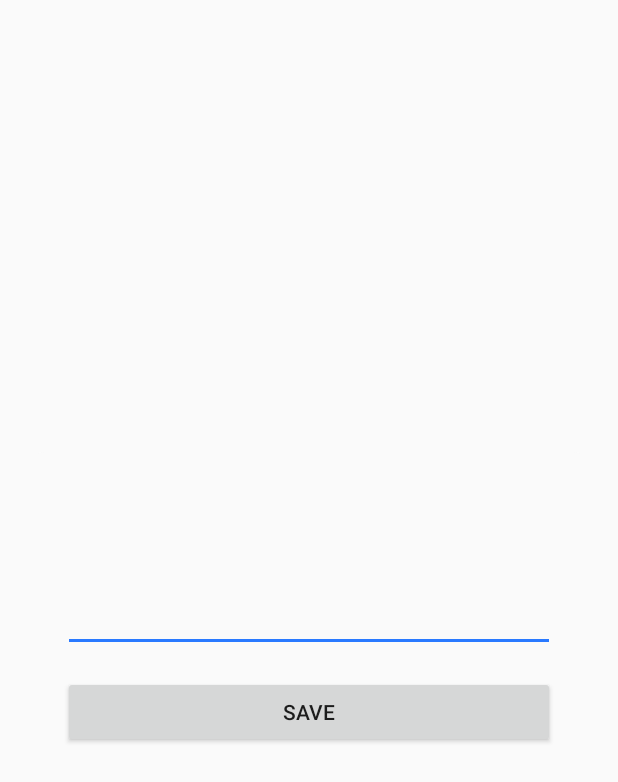
After one commit to captain82/JustBlockIt, an Android app: the layout activity_add_contact.xml on its own in the app's theme, with its tools: preview values and no code run, on a phone screen of 412 x 824 dp. The commit adds this screen. Shown: the top 782 px of the screen. Run offline under Robolectric (Android 15) with nearby library versions, the phone set to English and light mode, and no system bars.

Commit message:
Add Contact Dialog added and Contact Entity made.

```diff
--- a/app/src/main/java/com/example/blocked/IncomingCallReceiver.kt
+++ b/app/src/main/java/com/example/blocked/IncomingCallReceiver.kt
@@ -11,6 +11,8 @@ import java.lang.Exception
 
 class IncomingCallReceiver:BroadcastReceiver() {
     @SuppressLint("SoonBlockedPrivateApi")
+
+    val numbersList = listOf<String>("+919955318772" , "+919123485172","+919353888768")
     override fun onReceive(context: Context?, intent: Intent?) {
 
         var telephonyService: ITelephony
@@ -23,7 +25,7 @@ class IncomingCallReceiver:BroadcastReceiver() {
                 val m = tm.javaClass.getDeclaredMethod("getITelephony")
                 m.isAccessible = true
                 telephonyService =  m.invoke(tm) as ITelephony
-                if(number =="+918292516644"){
+                if(number in numbersList){
                     telephonyService.endCall()
                     Toast.makeText(context, "Ending the call from: " + number, Toast.LENGTH_SHORT).show();
                 }
--- /dev/null
+++ b/app/src/main/res/drawable/dialog_background.xml
@@ -0,0 +1,6 @@
+<shape
+    xmlns:android="http://schemas.android.com/apk/res/android"
+    android:shape="rectangle">
+    <corners android:radius="12dp" />
+    <solid android:color="#fafafa" />
+</shape>
--- /dev/null
+++ b/app/src/main/res/layout/activity_add_contact.xml
@@ -0,0 +1,41 @@
+<?xml version="1.0" encoding="utf-8"?>
+<FrameLayout xmlns:android="http://schemas.android.com/apk/res/android"
+    xmlns:app="http://schemas.android.com/apk/res-auto"
+    xmlns:tools="http://schemas.android.com/tools"
+    android:layout_width="match_parent"
+    android:layout_height="match_parent"
+    android:fitsSystemWindows="false"
+    android:id="@+id/root"
+    tools:context=".AddContactActivity">
+
+    <androidx.constraintlayout.widget.ConstraintLayout
+        android:id="@+id/background"
+        android:layout_width="match_parent"
+        android:layout_height="wrap_content"
+        android:layout_gravity="center"
+        android:layout_marginStart="18dp"
+        android:layout_marginEnd="18dp"
+        android:background="@drawable/dialog_background"
+        android:clickable="true"
+        android:padding="24dp">
+
+        <EditText
+            android:id="@+id/editText"
+            android:layout_width="match_parent"
+            android:layout_height="wrap_content"
+            app:layout_constraintStart_toStartOf="parent"
+            app:layout_constraintEnd_toEndOf="parent"
+            app:layout_constraintTop_toTopOf="parent"
+            app:layout_constraintBottom_toBottomOf="parent"
+            />
+
+        <Button
+            android:id="@+id/saveButton"
+            android:layout_width="match_parent"
+            android:layout_height="wrap_content"
+            app:layout_constraintTop_toBottomOf="@id/editText"
+            android:layout_marginTop="16dp"
+            android:text="save"/>
+
+    </androidx.constraintlayout.widget.ConstraintLayout>
+</FrameLayout>
--- a/app/src/main/res/values/colors.xml
+++ b/app/src/main/res/values/colors.xml
@@ -1,6 +1,8 @@
 <?xml version="1.0" encoding="utf-8"?>
 <resources>
-    <color name="colorPrimary">#008577</color>
-    <color name="colorPrimaryDark">#00574B</color>
-    <color name="colorAccent">#D81B60</color>
+    <color name="colorPrimary">#2979FF</color>
+    <color name="colorPrimaryDark">#2979FF</color>
+    <color name="colorAccent">#2979FF</color>
+    <color name="scrim">#99323232</color>
+
 </resources>
--- a/app/src/main/res/values/styles.xml
+++ b/app/src/main/res/values/styles.xml
@@ -1,11 +1,24 @@
-<resources>
+<resources xmlns:tools="http://schemas.android.com/tools">
 
     <!-- Base application theme. -->
-    <style name="AppTheme" parent="Theme.AppCompat.Light.DarkActionBar">
+    <style name="AppTheme" parent="Theme.AppCompat.Light.NoActionBar">
         <!-- Customize your theme here. -->
         <item name="colorPrimary">@color/colorPrimary</item>
         <item name="colorPrimaryDark">@color/colorPrimaryDark</item>
         <item name="colorAccent">@color/colorAccent</item>
     </style>
 
+    <style name="DialogTheme" parent="AppTheme">
+        <item name="android:statusBarColor" tools:targetApi="lollipop">@android:color/transparent</item>
+        <item name="android:navigationBarColor" tools:targetApi="lollipop">@android:color/transparent</item>
+        <item name="android:windowAnimationStyle">@null</item>
+        <item name="android:windowBackground">@color/scrim</item>
+        <item name="android:colorBackgroundCacheHint" tools:targetApi="eclair">@null</item>
+        <item name="android:windowContentOverlay">@null</item>
+        <item name="android:windowIsFloating">false</item>
+        <item name="android:windowIsTranslucent">true</item>
+        <item name="android:windowNoTitle">true</item>
+        <item name="android:windowDrawsSystemBarBackgrounds" tools:targetApi="lollipop">true</item>
+    </style>
+
 </resources>
```
Also changed, not shown: app/build.gradle (+17 -1 lines), app/src/main/AndroidManifest.xml (+8 -1 lines), app/src/main/java/com/example/blocked/AddContactActivity.kt (added, +21 -0 lines), app/src/main/java/com/example/blocked/ContactModel.kt (added, +11 -0 lines), app/src/main/java/com/example/blocked/MainActivity.kt (+8 -0 lines), app/src/main/res/drawable/ic_add.xml (added, +9 -0 lines), app/src/main/res/layout/activity_main.xml (+6 -5 lines), build.gradle (+10 -0 lines).
